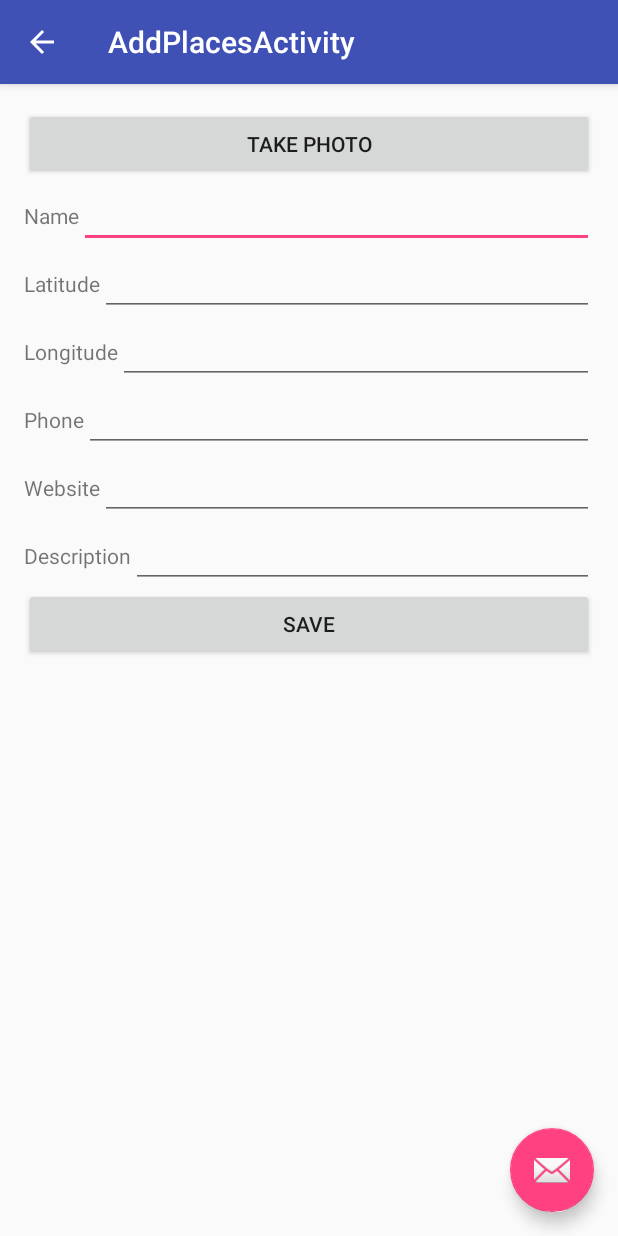
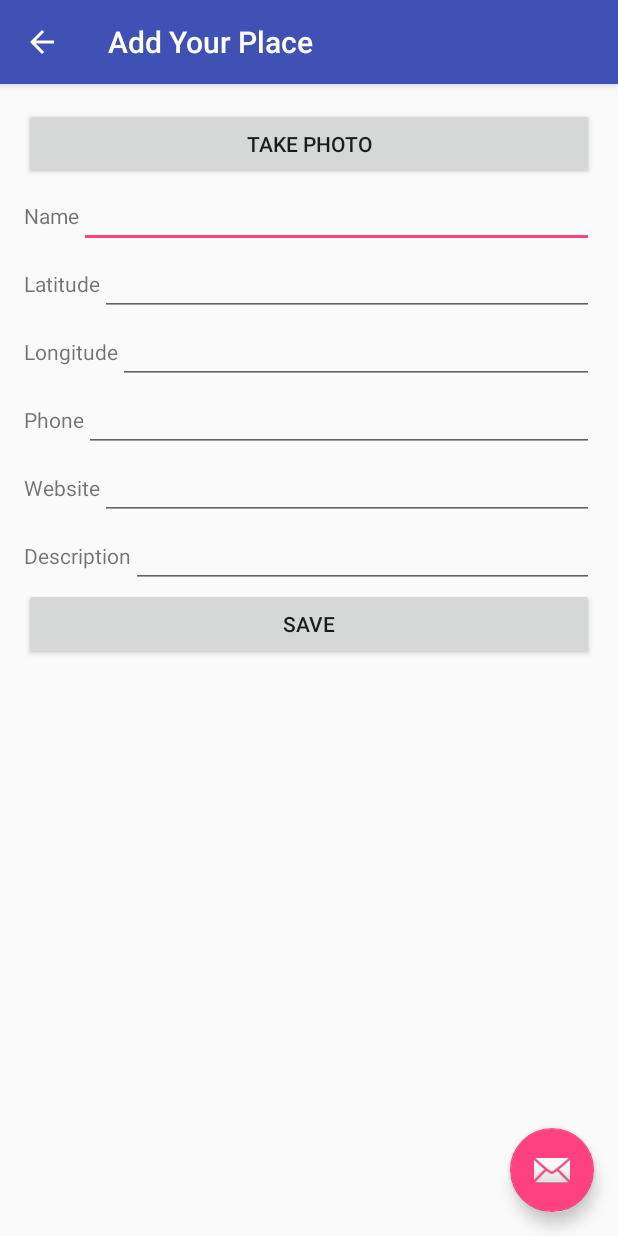
Before and after one commit to vnthanh/MiniProject1-CityExplorer, an Android app: the AddPlacesActivity screen opened directly, with no data from a screen before it, on a phone screen of 412 x 824 dp. Run offline under Robolectric (Android 15) with nearby library versions, the phone set to English and light mode, and no system bars.

Commit message:
Add visuallly change

```diff
--- a/CityExplorer/app/src/main/AndroidManifest.xml
+++ b/CityExplorer/app/src/main/AndroidManifest.xml
@@ -68,7 +68,7 @@
         </activity>
         <activity
             android:name=".AddPlacesActivity"
-            android:label="@string/title_activity_add_places"
+            android:label="Add Your Place"
             android:parentActivityName=".MapsActivity"
             android:theme="@style/AppTheme.NoActionBar">
             <meta-data
--- a/CityExplorer/app/src/main/java/com/example/user/cityexplorer/MapsActivity.java
+++ b/CityExplorer/app/src/main/java/com/example/user/cityexplorer/MapsActivity.java
@@ -20,6 +20,7 @@ import android.widget.AdapterView;
 import android.widget.ArrayAdapter;
 import android.widget.Button;
 import android.widget.EditText;
+import android.widget.LinearLayout;
 import android.widget.ListView;
 import android.widget.TextView;
 import android.widget.Toast;
--- a/CityExplorer/app/src/main/res/layout/content_add_places.xml
+++ b/CityExplorer/app/src/main/res/layout/content_add_places.xml
@@ -15,7 +15,8 @@
 
     <ScrollView
         android:layout_width="match_parent"
-        android:layout_height="wrap_content">
+        android:layout_height="wrap_content"
+        android:scrollbars="none">
 
         <LinearLayout
             android:layout_width="match_parent"
@@ -43,7 +44,7 @@
                 <EditText
                     android:layout_width="match_parent"
                     android:layout_height="wrap_content"
-                    android:id="@+id/et_PlaceName"/>
+                    android:id="@+id/et_PlaceName" />
 
             </LinearLayout>
             <LinearLayout
```
